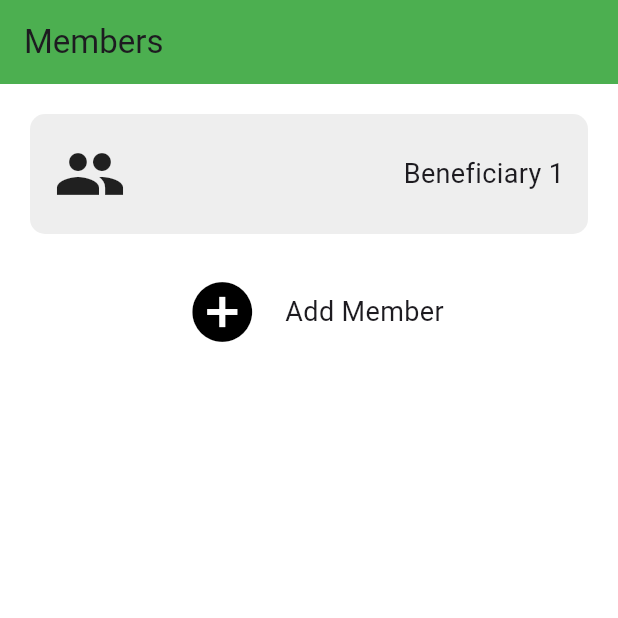
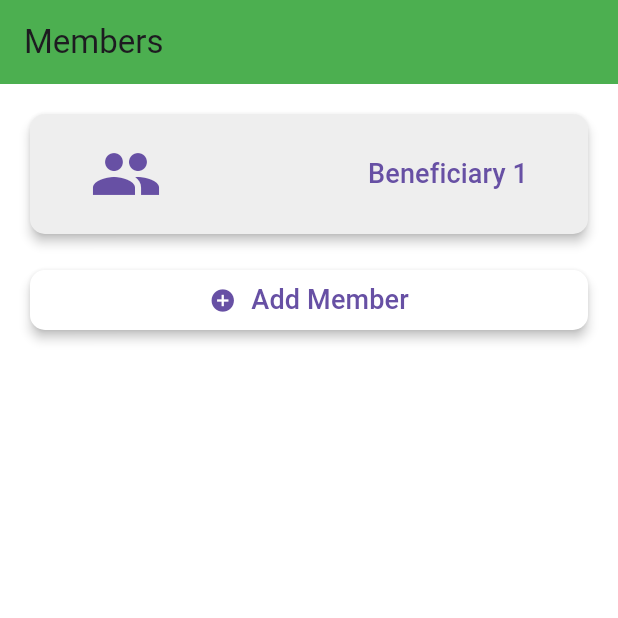
Before and after one commit to m4rg1n/CareConnect, a Flutter app: the HomePage screen opened directly, on a phone screen of 412 x 824 dp, the top half of it. Run offline on Flutter 3.47's test engine with Material 3 defaults, Android fonts, the phone set to English and light mode, and no system bars.

Commit message:
Update carehome.dart

```diff
--- a/flutter/care_connect/lib/carehome.dart
+++ b/flutter/care_connect/lib/carehome.dart
@@ -8,6 +8,7 @@
   @override
   Widget build(BuildContext context) {
     return MaterialApp(
+      debugShowCheckedModeBanner: false,
       title: 'Member Management App',
       home: HomePage(),
     );
@@ -29,14 +30,18 @@
           child: Column(
             mainAxisAlignment: MainAxisAlignment.start,
             children: [
-                Container(
-                  decoration: BoxDecoration(
-                    color: Colors.grey[200],
+              ElevatedButton(
+                onPressed: () {
+                },
+                style: ElevatedButton.styleFrom(
+                  elevation: 3,
+                  backgroundColor: Colors.grey[200],
+                  shape: RoundedRectangleBorder(
                     borderRadius: BorderRadius.circular(10.0),
                   ),
-
-                  child: const Padding(
-                    padding: EdgeInsets.all(16.0),
+                ),
+                child: Padding(
+                  padding: const EdgeInsets.all(16.0),
                   child: Row(
                     mainAxisAlignment: MainAxisAlignment.spaceBetween,
                     children: [
@@ -50,23 +55,28 @@
                 ),
               ),
               const SizedBox(height: 20.0),
-
-                Row(
+              ElevatedButton(
+                onPressed: () {
+                  // Handle add member action
+                },
+                style: ElevatedButton.styleFrom(
+                  elevation: 3,
+                  backgroundColor: Colors.white,
+                  shape: RoundedRectangleBorder(
+                    borderRadius: BorderRadius.circular(10.0),
+                  ),
+                ),
+                child: Row(
                   mainAxisAlignment: MainAxisAlignment.center,
                   children: [
-                    IconButton(
-                      icon: const Icon(Icons.add_circle),
-                      iconSize: 48.0,
-                      onPressed: () {
-                      },
-                      color: Colors.black,
-                    ),
-                    const SizedBox(width: 10.0),
-                    const Text(
+                    Icon(Icons.add_circle),
+                    SizedBox(width: 10.0),
+                    Text(
                       'Add Member',
                       style: TextStyle(fontSize: 18.0),
                     ),
                   ],
+                ),
               ),
             ],
           ),
```
Lines whose indentation alone changed are shown as unchanged.
